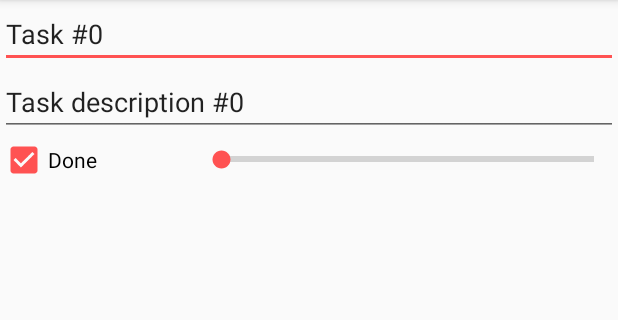
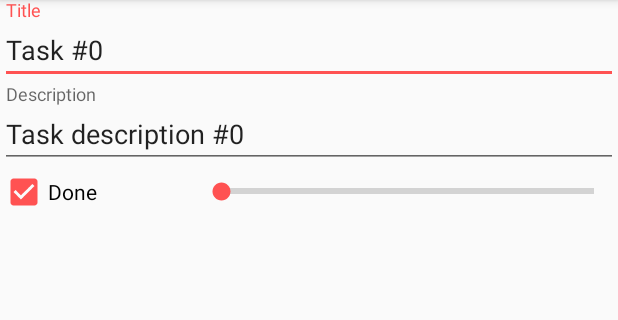
Before and after one commit to ebozkurt93/listtodo, an Android app: the screen it shows after launch (TaskActivity), after a tap on an icon or button, on a phone screen of 412 x 824 dp, the part 84-404 px from its top. Run offline under Robolectric (Android 15) with nearby library versions, the phone set to English and light mode, and no system bars.

```diff
--- a/app/src/main/java/ebozkurt/listtodo/TaskLab.java
+++ b/app/src/main/java/ebozkurt/listtodo/TaskLab.java
@@ -23,7 +23,7 @@ public class TaskLab {
     private TaskLab(Context context) {
         mTasks = new ArrayList<>();
 
-        Task parentTask = new Task();
+       // Task parentTask = new Task();
 
         for (int i = 0; i < 20; i++) {
             Task task = new Task();
@@ -31,10 +31,12 @@ public class TaskLab {
             task.setDescription("Task description #" + i);
             task.setDone(i % 2 == 0); //every other task will be done
             task.setPriority(i % 4);
+            /*
             if (i == 0 || i == 5 || i == 10 || i == 15) {
                 parentTask = task;
             }
             task.setParentTask(parentTask);
+            */
             mTasks.add(task);
         }
 
--- a/app/src/main/res/layout/fragment_task.xml
+++ b/app/src/main/res/layout/fragment_task.xml
@@ -4,18 +4,27 @@
               android:layout_height="match_parent"
               android:orientation="vertical">
 
+    <android.support.design.widget.TextInputLayout
+        android:layout_width="match_parent"
+        android:layout_height="wrap_content">
+
         <EditText
             android:id="@+id/fragment_task_title_textview"
             android:layout_width="match_parent"
             android:layout_height="wrap_content"
             android:hint="@string/task_title_hint"/>
+    </android.support.design.widget.TextInputLayout>
 
+    <android.support.design.widget.TextInputLayout
+        android:layout_width="match_parent"
+        android:layout_height="wrap_content">
 
         <EditText
             android:id="@+id/fragment_task_description_textview"
             android:layout_width="match_parent"
             android:layout_height="wrap_content"
             android:hint="@string/task_description_hint"/>
+    </android.support.design.widget.TextInputLayout>
 
     <LinearLayout
         android:layout_width="match_parent"
--- a/app/src/main/res/values/colors.xml
+++ b/app/src/main/res/values/colors.xml
@@ -8,7 +8,7 @@
     <color name="textColorPrimary">#212121</color>
 
     <!-- http://meyerweb.com/eric/tools/color-blend/#009688:FF5252:4:hex
-    used colorPrimary and colorAccent from main theme -->
+    used colors between colorPrimary and colorAccent from main theme -->
     <color name="priority3">#CC605D</color>
     <color name="priority2">#996D68</color>
     <color name="priority1">#667B72</color>
--- a/app/src/main/res/values/strings.xml
+++ b/app/src/main/res/values/strings.xml
@@ -2,11 +2,13 @@
     <!-- DO NOT CHANGE -->
     <string name="app_name">List Todo</string>
     <!-- -->
-    <string name="task_title_hint">Please enter a title</string>
-    <string name="task_description_hint">Please enter a description</string>
+    <string name="task_title_hint">Title</string>
+    <string name="task_description_hint">Description</string>
     <string name="task_checkbox_text">Done</string>
     <string name="task_title_empty">Title is empty</string>
     <string name="task_title_rename">Too short title, task is deleted</string>
+    <string name="undo">UNDO</string>
+    <string name="task_deleted">Task deleted</string>
 
 
 </resources>
```
Also changed, not shown: app/src/main/java/ebozkurt/listtodo/AllListFragment.java (+19 -12 lines), app/src/main/java/ebozkurt/listtodo/Task.java (+10 -1 lines), app/src/main/res/layout/fragment_all_tasks_list.xml (+7 -0 lines). Lines whose indentation alone changed are shown as unchanged.
